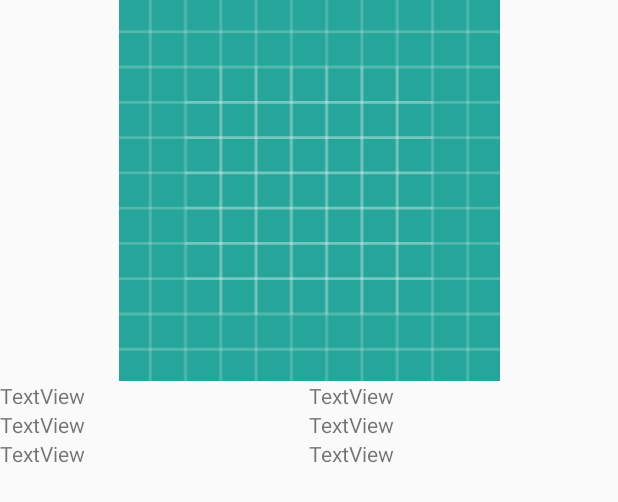
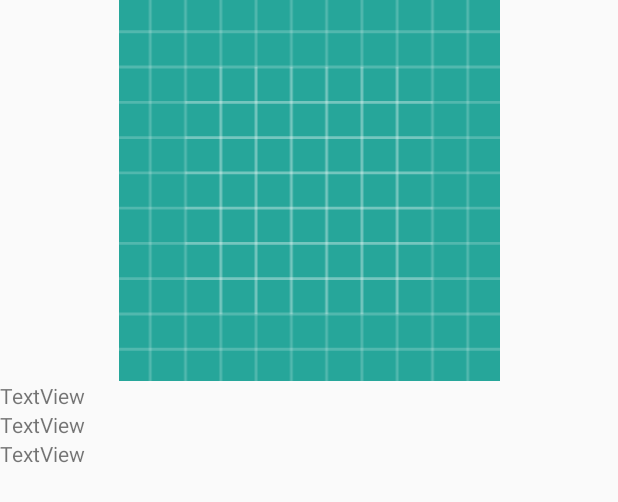
Before and after one commit to RickyOW/Tubes, an Android app: the layout activity_customer_detail_layanan.xml on its own in the app's theme, with its tools: preview values and no code run, on a phone screen of 412 x 824 dp. Shown: the top 502 px of the screen. Run offline under Robolectric (Android 15) with nearby library versions, the phone set to English and light mode, and no system bars.

Commit message:
Update Customer Detail Layanan

```diff
--- a/Antrian/app/src/main/java/com/ricky/com/gosalon/Adapter/RVAdminLayanan.java
+++ b/Antrian/app/src/main/java/com/ricky/com/gosalon/Adapter/RVAdminLayanan.java
@@ -56,7 +56,6 @@ public class RVAdminLayanan extends RecyclerView.Adapter<RVAdminLayanan.ViewHold
                 LayoutInflater.from(parent.getContext()).inflate(R.layout.item_layanan_admin, parent, false);
         // mengeset ukuran view, margin, padding, dan parameter kelas_card lainnya
         RVAdminLayanan.ViewHolder vh = new ViewHolder(v);
-
         return vh;
     }
 
--- a/Antrian/app/src/main/java/com/ricky/com/gosalon/Customer/CustomerLayananActivity.java
+++ b/Antrian/app/src/main/java/com/ricky/com/gosalon/Customer/CustomerLayananActivity.java
@@ -67,7 +67,7 @@ public class CustomerLayananActivity extends AppCompatActivity {
 
                 layoutManager = new LinearLayoutManager(CustomerLayananActivity.this,LinearLayoutManager.VERTICAL,false);;
                 rvLayanan.setLayoutManager(layoutManager);
-                adapterLayanan = new RVPelayanan(dataSetLayanan);
+                adapterLayanan = new RVPelayanan(dataSetLayanan,getApplicationContext());
                 rvLayanan.setAdapter(adapterLayanan);
             }
 
--- a/Antrian/app/src/main/res/layout/activity_customer_detail_layanan.xml
+++ b/Antrian/app/src/main/res/layout/activity_customer_detail_layanan.xml
@@ -26,32 +26,6 @@
             android:orientation="vertical">
 
             <TextView
-                android:id="@+id/textView16"
-                android:layout_width="match_parent"
-                android:layout_height="wrap_content"
-                android:text="TextView" />
-
-            <TextView
-                android:id="@+id/textView17"
-                android:layout_width="match_parent"
-                android:layout_height="wrap_content"
-                android:text="TextView" />
-
-            <TextView
-                android:id="@+id/textView15"
-                android:layout_width="match_parent"
-                android:layout_height="wrap_content"
-                android:text="TextView" />
-        </LinearLayout>
-
-        <LinearLayout
-            android:layout_width="wrap_content"
-            android:layout_height="wrap_content"
-            android:layout_weight="1"
-            android:gravity="center"
-            android:orientation="vertical">
-
-            <TextView
                 android:id="@+id/txtCustDtlLayNama"
                 android:layout_width="match_parent"
                 android:layout_height="wrap_content"
@@ -59,14 +33,14 @@
                 android:text="TextView" />
 
             <TextView
-                android:id="@+id/txtCustDtlLayAlamat"
+                android:id="@+id/txtCustDtlLayDeskripsi"
                 android:layout_width="match_parent"
                 android:layout_height="wrap_content"
                 android:layout_weight="1"
                 android:text="TextView" />
 
             <TextView
-                android:id="@+id/txtCustDtlLayJnsKlm"
+                android:id="@+id/txtCustDtlLayHarga"
                 android:layout_width="match_parent"
                 android:layout_height="wrap_content"
                 android:layout_weight="1"
```
Also changed, not shown: Antrian/app/src/main/java/com/ricky/com/gosalon/Adapter/RVPelayanan.java (+26 -3 lines), Antrian/app/src/main/java/com/ricky/com/gosalon/Customer/CustomerDetailLayananActivity.java (+21 -0 lines).
